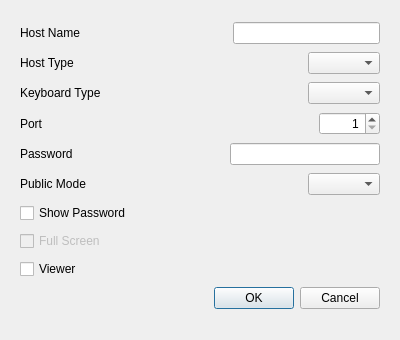
The window that src/GUI/connect_to_server_dialog_touchpanel.ui (funfun-dc5/qtbrynhildr) describes before a commit, drawn with Qt 5.
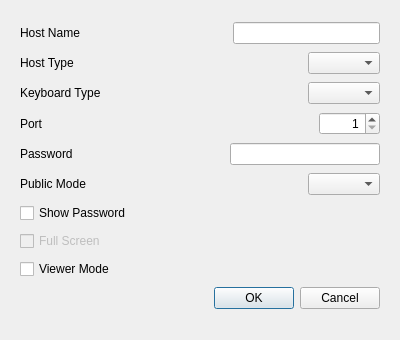
The same window after the commit.

Commit message: fixed a bug of viewer mode ON/OFF

The edit to the form file:
```diff
--- a/src/GUI/connect_to_server_dialog_touchpanel.ui
+++ b/src/GUI/connect_to_server_dialog_touchpanel.ui
@@ -243,7 +243,7 @@
     <item>
      <widget class="QCheckBox" name="checkBox_viewer">
       <property name="text">
-       <string>Viewer</string>
+       <string>Viewer Mode</string>
       </property>
      </widget>
     </item>
```
The commit also changes 8 other files.
